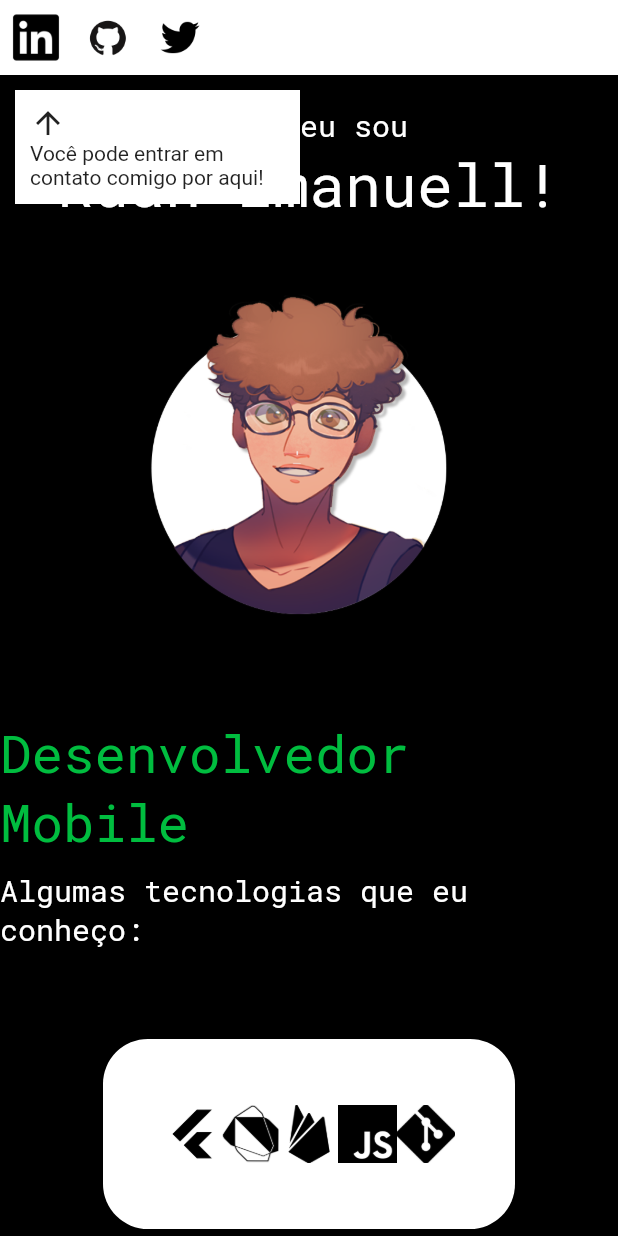
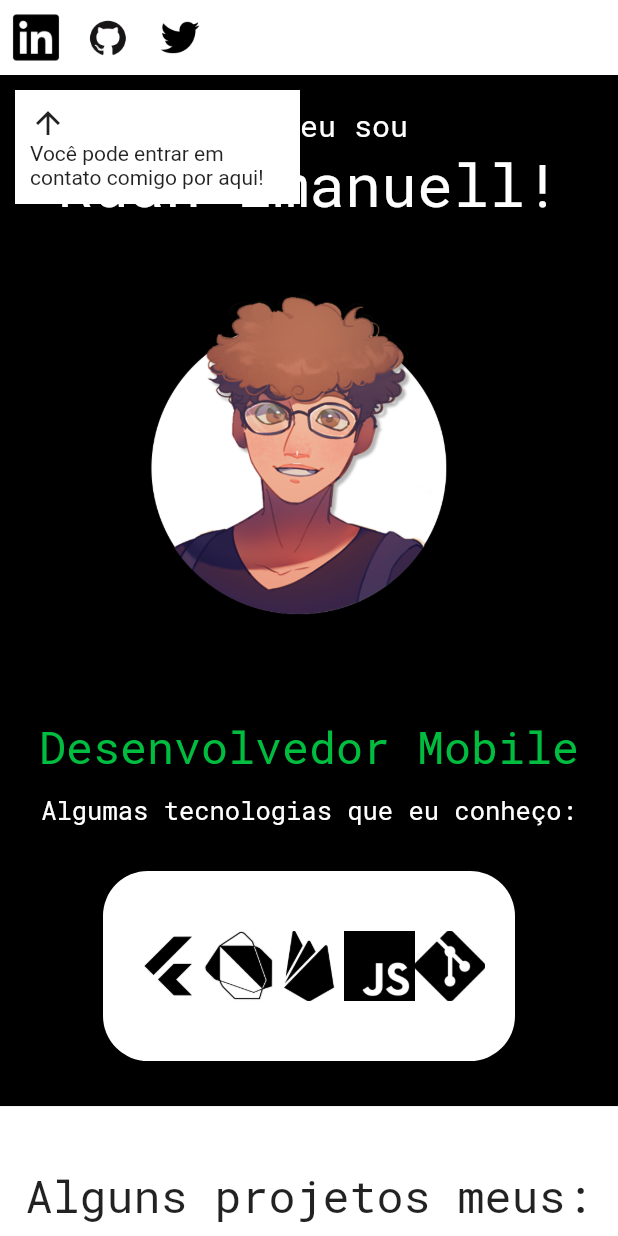
Before and after one commit to RuanEmanuell/portfolio, a Flutter app: the screen it shows after launch, on a phone screen of 412 x 824 dp. Run offline on Flutter 3.47's test engine with Material 2 defaults, Android fonts, the phone set to English and light mode, and no system bars; our stand-ins replace carousel_slider, google_fonts.

Commit message:
Adicionada responsividade

```diff
--- a/lib/screens/home.dart
+++ b/lib/screens/home.dart
@@ -18,10 +18,10 @@ class _HomeScreen extends State<HomeScreen>{
 
   var projeto={
     ["MobileDex", "Uma Pokédex feita em Flutter usando a Pokémon Go API."],
-    ["LotoFacil", "Um checador de resultados da Lotofácil usando a API das Loterias."],
+    ["LotoFacil", "Um checador de resultados da Lotofácil."],
     ["NarutoDatabase", "Uma mini database de Naruto feita em Flutter."],
     ["WheateRT", "Um aplicativo feito pra visualizar o clima em tempo real."],
-    ["LoadingZ", "Uma recriação de minigames de Dragon Ball usando o Flutter e Flame."],
+    ["LoadingZ", "Recriação de minigames de Dragon Ball usando FlutterFlame."],
   }.toList();
 
   bool clicked=false;
@@ -122,20 +122,20 @@ class _HomeScreen extends State<HomeScreen>{
                      Text("Desenvolvedor Mobile", style:GoogleFonts.robotoMono(
                      textStyle:TextStyle(
                       color:Color.fromARGB(255, 0, 189, 63),
-                      fontSize:35
+                      fontSize:30
                     ))
                     ),
                     Container(
-                      margin:EdgeInsets.only(top: 10, bottom:10),
+                      margin:EdgeInsets.only(top: 10),
                       child: Text("Algumas tecnologias que eu conheço:", style:GoogleFonts.robotoMono(
                        textStyle:TextStyle(
                         color:Colors.white,
-                        fontSize:20
+                        fontSize:17
                       ))
                       ),
                     ),
                     Container(
-                      margin:EdgeInsets.all(50),
+                      margin:EdgeInsets.all(30),
                       width:screenWidth/1.5,
                       height:screenHeight/6.5,
                       decoration:BoxDecoration(
@@ -143,7 +143,7 @@ class _HomeScreen extends State<HomeScreen>{
                         borderRadius:BorderRadius.circular(30)
                       ),
                       child:Container(
-                        margin:EdgeInsets.all(40),
+                        margin:EdgeInsets.all(20),
                         child: Row(
                           children:[
                             Expanded(child: Image.asset("assets/images/flutter.png")),
@@ -158,11 +158,11 @@ class _HomeScreen extends State<HomeScreen>{
                     Container(
                       color:Colors.white,
                       width:screenWidth,
-                      height:screenHeight,
+                      height:screenHeight+40,
                       child:Column(
                         children:[
                           Container(
-                            margin:EdgeInsets.only(top: 20, bottom:20),
+                            margin:EdgeInsets.only(top: 40, bottom:30),
                             child:Text("Alguns projetos meus:", style:GoogleFonts.robotoMono(
                               textStyle:TextStyle(
                                 fontSize:30)
@@ -184,7 +184,6 @@ class _HomeScreen extends State<HomeScreen>{
                                     mainAxisAlignment: MainAxisAlignment.center,
                                     children: [
                                     Container(
-                                      margin:EdgeInsets.only(left:25),
                                       child: ElevatedButton(
                                       style:ElevatedButton.styleFrom(
                                         backgroundColor:Colors.black
@@ -192,7 +191,7 @@ class _HomeScreen extends State<HomeScreen>{
                                       onPressed:(){
                                         buttonCarouselController.previousPage(
                                           curve:Curves.easeInOutSine,
-                                          duration:Duration(milliseconds: 750)
+                                          duration:Duration(seconds: 1)
                                         );
                                         setState((){
                                           clicked=true;
@@ -202,7 +201,9 @@ class _HomeScreen extends State<HomeScreen>{
                                   ),
                                     ),
                                       Container(
-                                        margin:EdgeInsets.all(5),
+                                        margin:EdgeInsets.only(right: 5, left:5),
+                                        width:screenWidth>730? 355: screenWidth/2.075,
+                                        height:screenWidth>730? screenHeight/1.5:screenHeight/2,
                                         decoration:BoxDecoration(
                                           border:Border.all(
                                             width:5,
@@ -212,7 +213,6 @@ class _HomeScreen extends State<HomeScreen>{
                                         child:Image.asset("assets/images/projeto${e}.png")
                                       ),
                                     Container(
-                                      margin:EdgeInsets.only(right:25),
                                       child: ElevatedButton(
                                       style:ElevatedButton.styleFrom(
                                         backgroundColor:Colors.black
@@ -220,7 +220,7 @@ class _HomeScreen extends State<HomeScreen>{
                                       onPressed:(){
                                         buttonCarouselController.nextPage(
                                           curve:Curves.easeInOutSine,
-                                          duration:Duration(milliseconds: 750)
+                                          duration:Duration(seconds: 1)
                                         );
                                         setState((){
                                           clicked=true;
@@ -232,7 +232,7 @@ class _HomeScreen extends State<HomeScreen>{
                                     ],
                                   ),
                                   Container(
-                                    margin:EdgeInsets.only(top: 10, bottom:10),
+                                    margin:EdgeInsets.only(top: 20, bottom:10),
                                     child: Text(projeto[e][0], style:TextStyle(
                                       fontSize:30
                                     ))),
@@ -301,7 +301,7 @@ class _HomeScreen extends State<HomeScreen>{
                       Text("Você pode entrar em contato comigo por aqui!"),
                     ],
                   )
-                 ),
+                 )
                )
               ]
             )
```
